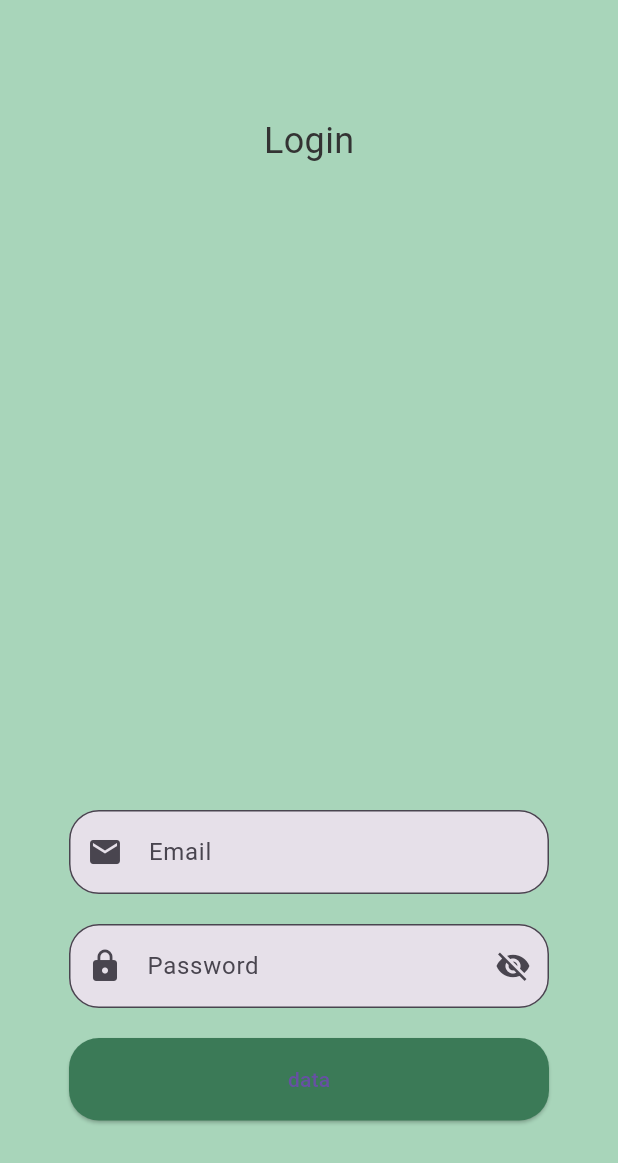
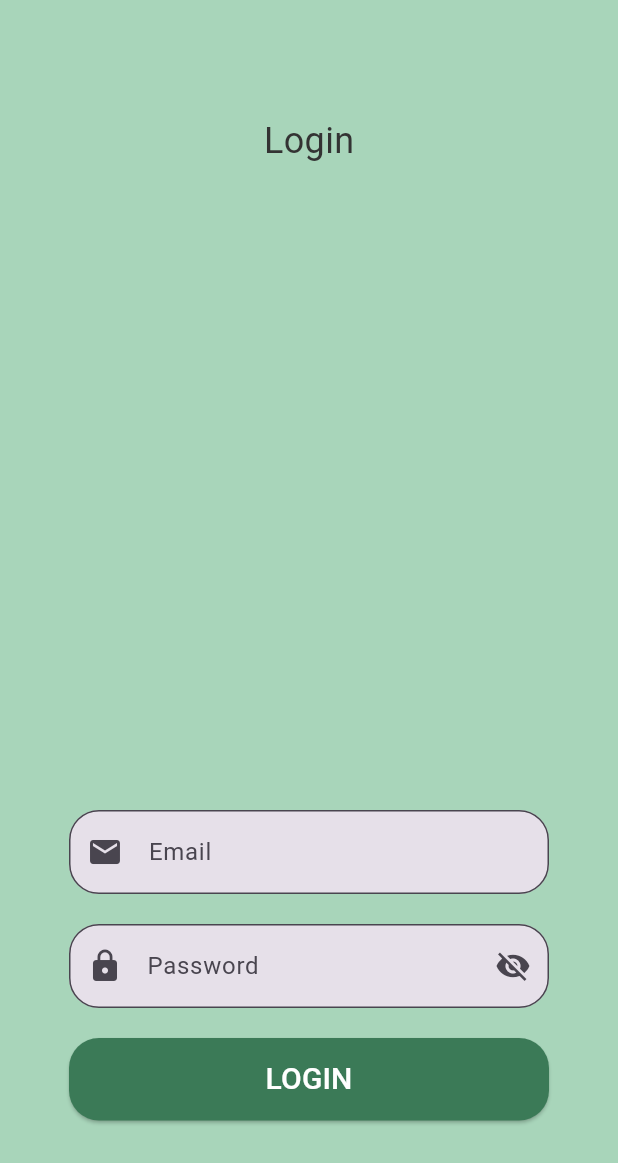
Before and after one commit to Gh0stvil/Soil_himidity_app, a Flutter app: the screen it shows after launch, on a phone screen of 412 x 824 dp. Shown: the top 1163 px of the screen. Run offline on Flutter 3.47's test engine with Material 3 defaults, Android fonts, the phone set to English and light mode, and no system bars.

Commit message:
ajustes al boton login

```diff
--- a/lib/widgets/botones.dart
+++ b/lib/widgets/botones.dart
@@ -19,7 +19,10 @@ class _SingInState extends State<SingIn> {
         backgroundColor: ColorMyApp.accentColor,
         shape: RoundedRectangleBorder(borderRadius: BorderRadius.circular(20)),
       ),
-      child: Text("data"),
+      child: Text("LOGIN",style: TextStyle(
+        fontSize: 20,
+        color: Colors.white,
+      ),),
     );
   }
 }
```
